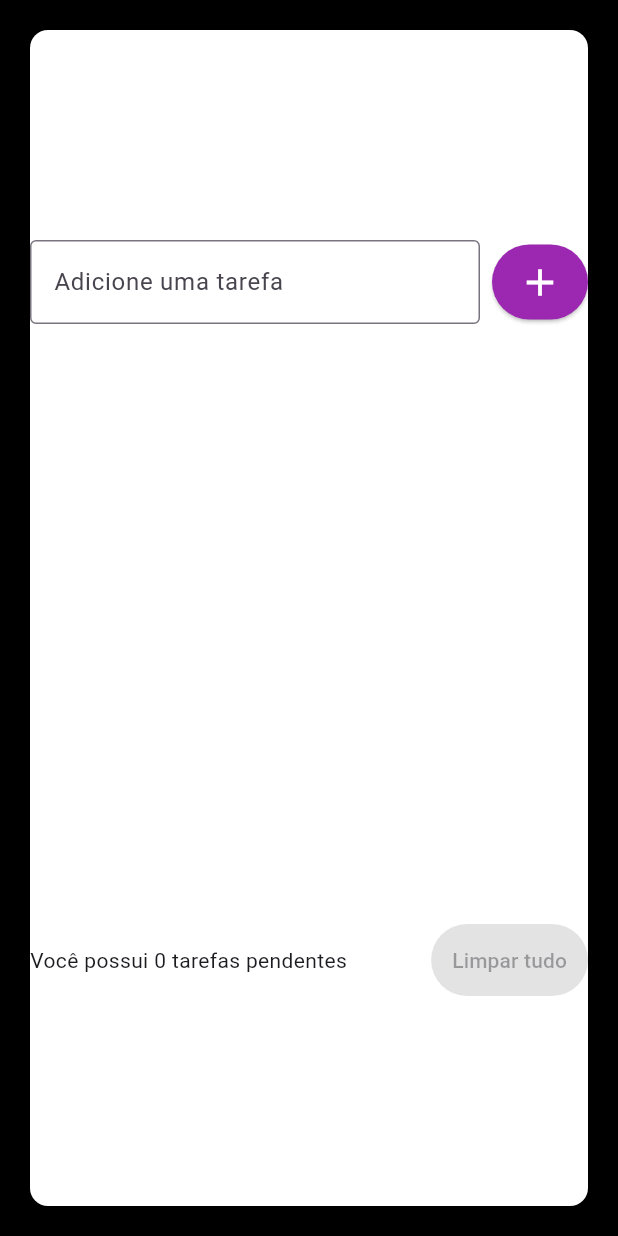
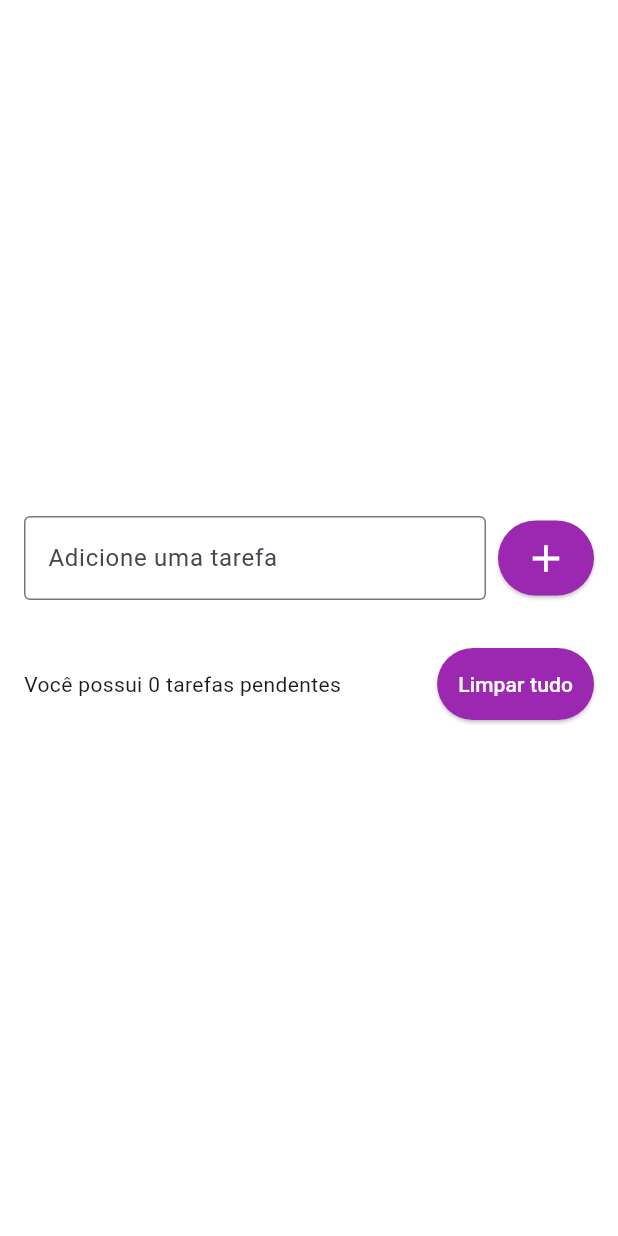
Before and after one commit to pires-guilherme/flutter-todolist, a Flutter app: the screen it shows after launch, on a phone screen of 412 x 824 dp. Run offline on Flutter 3.47's test engine with Material 3 defaults, Android fonts, the light colour scheme and no system bars.

Commit message:
Inclusão e exclusão da lista

```diff
--- a/lib/main.dart
+++ b/lib/main.dart
@@ -12,6 +12,7 @@ class MyApp extends StatelessWidget {
   @override
   Widget build(BuildContext context) {
     return MaterialApp(
+      debugShowCheckedModeBanner: false,
       home: TodoListPage(),
     );
   }
--- /dev/null
+++ b/lib/models/task.dart
@@ -0,0 +1,7 @@
+class Task{
+
+  Task({required this.title, required this.datetime});
+
+  String title;
+  DateTime datetime;
+}
--- a/lib/pages/todo_list_page.dart
+++ b/lib/pages/todo_list_page.dart
@@ -1,30 +1,41 @@
 import 'package:flutter/material.dart';
+import 'package:todo_list/models/task.dart';
+import 'package:todo_list/widget/task_list_item.dart';
 
-class TodoListPage extends StatelessWidget {
+class TodoListPage extends StatefulWidget {
   TodoListPage({super.key});
 
-  final TextEditingController nomeTarefaControoler = TextEditingController();
+  @override
+  State<TodoListPage> createState() => _TodoListPageState();
+}
+
+class _TodoListPageState extends State<TodoListPage> {
+  final TextEditingController nomeTarefaController = TextEditingController();
+
+  List<Task> tasks = [];
 
   @override
   Widget build(BuildContext context) {
-    return Scaffold(
-      backgroundColor: Colors.black,
+    return SafeArea(
+      child: Scaffold(
+        backgroundColor: Colors.white,
         body: Center(
           child: Padding(
             padding: const EdgeInsets.all(16.0),
-          child: Card(
-            color: Colors.white,
             child: Column(
+
                 mainAxisAlignment: MainAxisAlignment.center,
                 children: [
                   Row(
                     children: [
                       Expanded(
                         child: TextField(
+                          controller: nomeTarefaController,
                           decoration: InputDecoration(
                             border: OutlineInputBorder(),
                             labelText: "Adicione uma tarefa",
                             hintText: "ex: Estudar inglês",
+
                           ),
                         ),
                       ),
@@ -40,30 +51,56 @@ class TodoListPage extends StatelessWidget {
                       )
                     ],
                   ),
-                SizedBox(height: 400,),
+                  SizedBox(height: 16,),
+                  Flexible(
+                    child: ListView(
+                      shrinkWrap: true,
+                      children: [
+                        for(Task task in tasks)
+                            taskListItem(tarefa:task),
+                      ],
+                    ),
+                  ),
+                  SizedBox(height: 16,),
                   Row(
                     children: [
-                    Expanded(child: Text("Você possui 0 tarefas pendentes"),),
+                      Expanded(child: Text("Você possui ${tasks.length} tarefas pendentes"),),
                       SizedBox(width: 8),
                       ElevatedButton(
-                        onPressed: null,
+                          onPressed: clear,
                           style: ElevatedButton.styleFrom(
                             primary: Colors.purple,
                             padding: EdgeInsets.all(14),
-                        ),child: Text('Limpar tudo'),)
+                          ),child: Text('Limpar tudo', style: TextStyle(color: Colors.white),),)
                     ],
                   )
                 ],
               ),
           ),
-        ),
 
         )
+      ),
     );
   }
 
   void add(){
+    String text = nomeTarefaController.text;
 
+    Task tarefa = Task(
+      title: text,
+      datetime: DateTime.now(),
+    );
+
+    setState(() {
+      tasks.add(tarefa);
+    });
+
+    nomeTarefaController.clear();
   }
 
+  void clear(){
+    setState(() {
+      tasks.clear();
+    });
   }
+}
--- a/pubspec.yaml
+++ b/pubspec.yaml
@@ -35,6 +35,7 @@ dependencies:
   # The following adds the Cupertino Icons font to your application.
   # Use with the CupertinoIcons class for iOS style icons.
   cupertino_icons: ^1.0.2
+  intl:
 
 dev_dependencies:
   flutter_test:
```
Also changed, not shown: lib/widget/task_list_item.dart (added, +29 -0 lines). Lines whose indentation alone changed are shown as unchanged.
